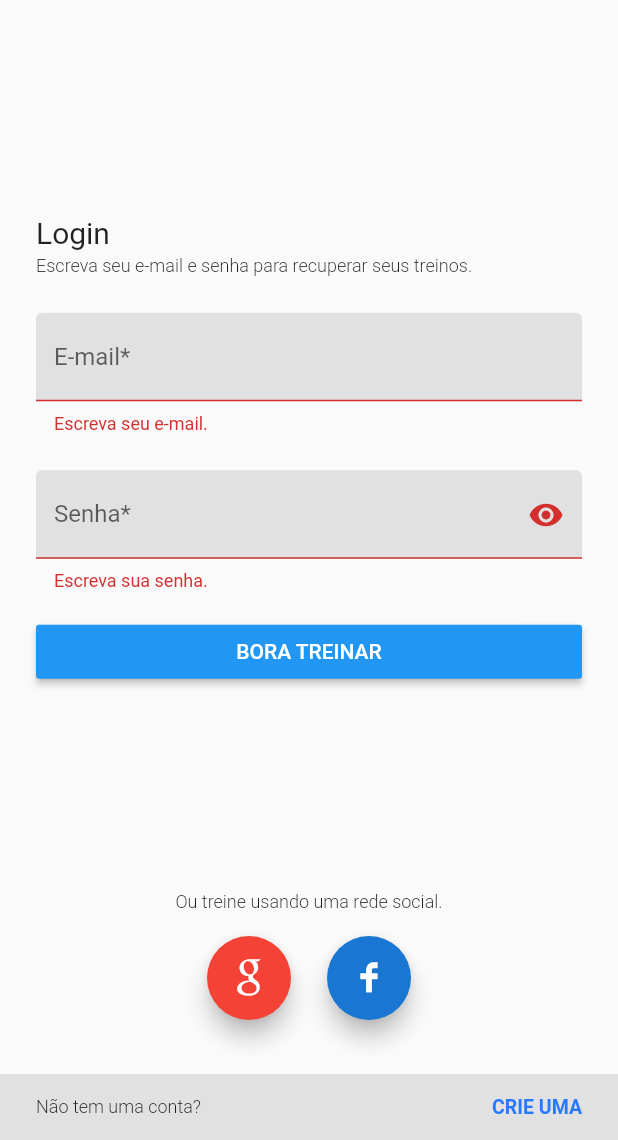
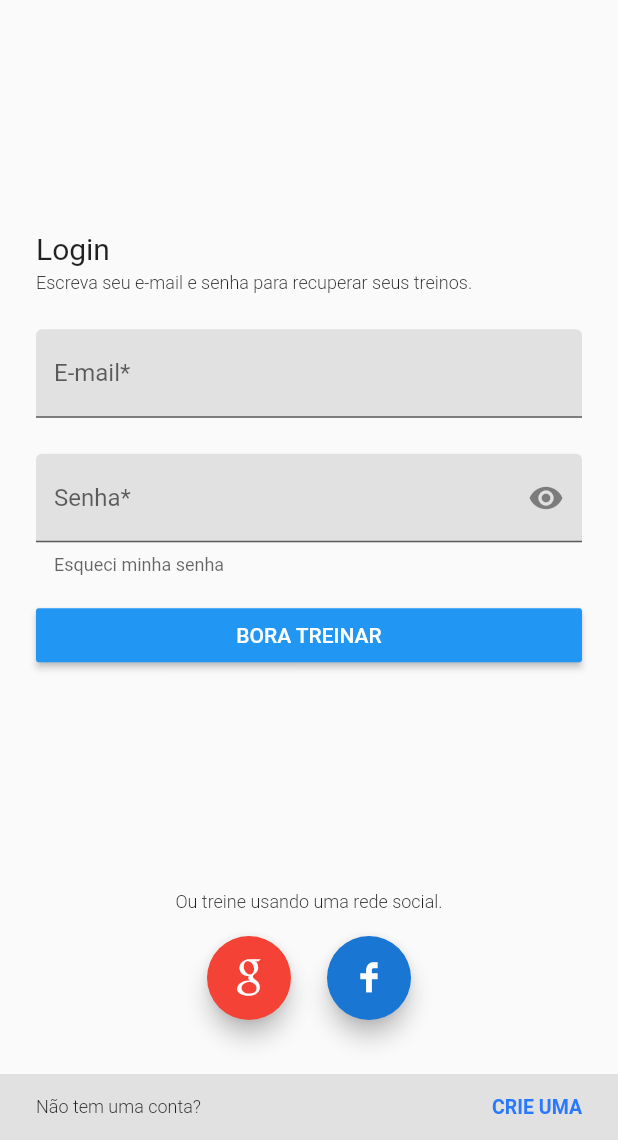
Before and after one commit to mariocsantos/my-training, a Flutter app: the screen it shows after launch, after a tap on "BORA TREINAR", on a phone screen of 412 x 824 dp, the part 96-1236 px from its top. Run offline on Flutter 3.47's test engine with Material 2 defaults, Android fonts, the phone set to English and light mode, and no system bars; our stand-ins replace firebase_auth, google_sign_in; missing offline and left inert: flutter_facebook_login; accounts and stored records are empty.

Commit message:
UX and form validation in login

```diff
--- /dev/null
+++ b/lib/components/form_field.dart
@@ -0,0 +1,13 @@
+class MtFormField {
+  String _value;
+  bool isDirty = false;
+
+  String get value {
+    return _value;
+  }
+
+  set value(newValue) {
+    _value = newValue;
+    isDirty = true;
+  }
+}
--- a/lib/core/authentication.dart
+++ b/lib/core/authentication.dart
@@ -20,7 +20,9 @@ class Auth implements BaseAuth {
 
   Future<String> signIn(String email, String password) async {
     AuthResult result = await _firebaseAuth.signInWithEmailAndPassword(
-        email: email, password: password);
+      email: email,
+      password: password,
+    );
     FirebaseUser user = result.user;
     return user.uid;
   }
--- a/lib/screens/login/login_form.dart
+++ b/lib/screens/login/login_form.dart
@@ -1,4 +1,5 @@
 import 'package:flutter/material.dart';
+import 'package:my_training/components/form_field.dart';
 import 'package:my_training/core/authentication.dart';
 
 class LoginForm extends StatefulWidget {
@@ -9,23 +10,41 @@ class LoginForm extends StatefulWidget {
 }
 
 class LoginFormState extends State<LoginForm> {
+  final _auth = new Auth();
+
   final _formKey = GlobalKey<FormState>();
-  final _auth = new Auth();
-  String email;
-  String password;
+  final focus = FocusNode();
+
+  MtFormField email = new MtFormField();
+  MtFormField password = new MtFormField();
 
   Widget getEmailField() {
     return TextFormField(
+      keyboardType: TextInputType.emailAddress,
+      textInputAction: TextInputAction.next,
+      onFieldSubmitted: (value) {
+        FocusScope.of(context).requestFocus(focus);
+      },
       decoration: InputDecoration(
         labelText: 'E-mail*',
       ),
       onChanged: (value) {
-        this.email = value;
+        email.value = value;
       },
       validator: (value) {
+        var regex = RegExp(r'^[A-Za-z0-9._%+-]+@[a-z0-9.-]+\.[a-z]{2,4}$');
+        if (!email.isDirty) {
+          return null;
+        }
+
+        if (!regex.hasMatch(value)) {
+          return 'Digite um e-mail válido.';
+        }
+
         if (value.isEmpty) {
-          return 'Escreva seu e-mail.';
+          return 'Digite seu e-mail.';
         }
+
         return null;
       },
     );
@@ -34,6 +53,11 @@ class LoginFormState extends State<LoginForm> {
   Widget getPasswordField() {
     return TextFormField(
       obscureText: true,
+      textInputAction: TextInputAction.send,
+      focusNode: focus,
+      onFieldSubmitted: (value) {
+        submit();
+      },
       decoration: InputDecoration(
         labelText: 'Senha*',
         helperText: 'Esqueci minha senha',
@@ -42,14 +66,19 @@ class LoginFormState extends State<LoginForm> {
           onPressed: () {},
         ),
       ),
+      onChanged: (value) {
+        this.password.value = value;
+      },
       validator: (value) {
+        if (!this.password.isDirty) {
+          return null;
+        }
+
         if (value.isEmpty) {
-          return 'Escreva sua senha.';
+          return 'Digite sua senha.';
         }
+
         return null;
-      },
-      onChanged: (value) {
-        this.password = value;
       },
     );
   }
@@ -70,17 +99,48 @@ class LoginFormState extends State<LoginForm> {
 
   submit() async {
     if (_formKey.currentState.validate()) {
-      await _auth.signIn(this.email, this.password);
+      try {
+        await _auth.signIn(this.email.value, this.password.value);
+        Navigator.pushNamed(context, '/');
+      } catch (error) {
+        var errorText;
 
-      Navigator.pushNamed(context, '/');
+        switch (error.code) {
+          case 'ERROR_WRONG_PASSWORD':
+            errorText =
+                'Senha inválida ou o usuário não tem senha cadastrada, tente logar com a conta do google ou facebook.';
+            break;
+          case 'ERROR_INVALID_EMAIL':
+            errorText = 'E-mail inválido.';
+            break;
+          case 'ERROR_WRONG_PASSWORD':
+            errorText = 'A senha está incorreta.';
+            break;
+          case 'ERROR_USER_NOT_FOUND':
+            errorText = 'Nenhum e-mail encontrado para este usuário.';
+            break;
+          case 'ERROR_USER_DISABLED':
+            errorText = 'Este usuário foi desativado.';
+            break;
+          case 'ERROR_TOO_MANY_REQUESTS':
+            errorText = 'Houve várias tentativas de login para este usuário.';
+            break;
+          case 'ERROR_OPERATION_NOT_ALLOWED':
+            errorText =
+                'Este usuário não tem permissão para acessar o sistema.';
+            break;
+          default:
+            errorText =
+                'Ocorreu um erro inesperado, nosso suporte já foi avisado';
+            break;
+        }
 
-      Scaffold.of(context).showSnackBar(
-        SnackBar(
-          content: Text(
-            '${this.email}, ${this.password}; ${_auth.getCurrentUser().toString()}',
+        Scaffold.of(context).showSnackBar(
+          SnackBar(
+            content: Text(errorText),
           ),
-        ),
-      );
+        );
+      }
     }
   }
 
@@ -88,6 +148,7 @@ class LoginFormState extends State<LoginForm> {
   Widget build(BuildContext context) {
     return Form(
       key: _formKey,
+      autovalidate: true,
       child: Column(
         crossAxisAlignment: CrossAxisAlignment.start,
         children: <Widget>[
```
